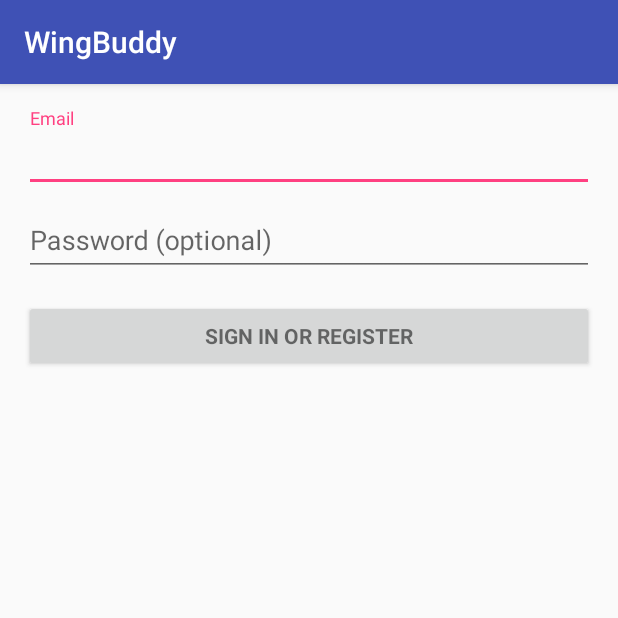
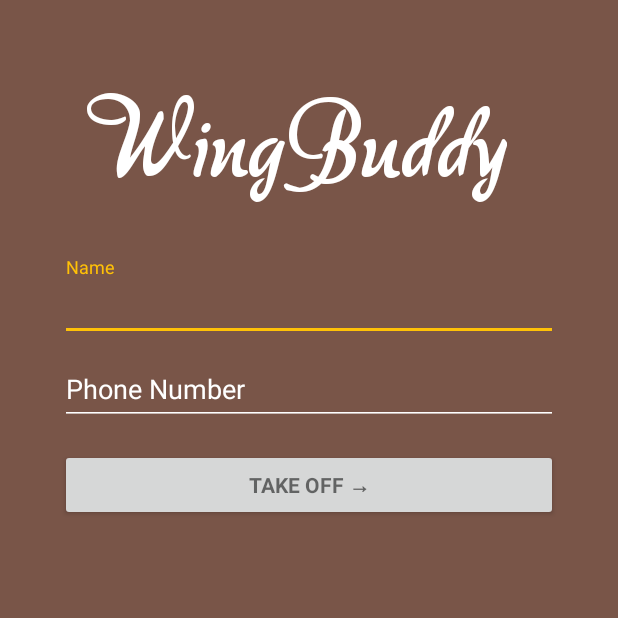
Before and after one commit to jiangshen/WingBuddy, an Android app: the screen it shows after launch (LoginActivity), on a phone screen of 412 x 824 dp, the top half of it. Run offline under Robolectric (Android 15) with nearby library versions, the phone set to English and light mode, and no system bars; 2 statements that could not run were skipped.

Commit message:
Update login activity

```diff
--- a/app/src/main/AndroidManifest.xml
+++ b/app/src/main/AndroidManifest.xml
@@ -15,10 +15,10 @@
         android:theme="@style/AppTheme">
         <activity
             android:name=".LoginActivity"
+            android:theme="@style/AppTheme.Login"
             android:label="@string/app_name">
             <intent-filter>
                 <action android:name="android.intent.action.MAIN" />
-
                 <category android:name="android.intent.category.LAUNCHER" />
             </intent-filter>
         </activity>
--- a/app/src/main/java/codemonkey/wingbuddy/LoginActivity.java
+++ b/app/src/main/java/codemonkey/wingbuddy/LoginActivity.java
@@ -4,6 +4,7 @@ import android.animation.Animator;
 import android.animation.AnimatorListenerAdapter;
 import android.annotation.TargetApi;
 import android.content.pm.PackageManager;
+import android.graphics.Typeface;
 import android.support.annotation.NonNull;
 import android.support.design.widget.Snackbar;
 import android.support.v7.app.AppCompatActivity;
@@ -66,11 +67,17 @@ public class LoginActivity extends AppCompatActivity implements LoaderCallbacks<
     protected void onCreate(Bundle savedInstanceState) {
         super.onCreate(savedInstanceState);
         setContentView(R.layout.activity_login);
+
+        //Custom fonts for welcome text
+        Typeface tf = Typeface.createFromAsset(getAssets(), "akaDora.ttf");
+        TextView tv = (TextView) findViewById(R.id.welcome_text);
+        tv.setTypeface(tf);
+
         // Set up the login form.
-        mEmailView = (AutoCompleteTextView) findViewById(R.id.email);
+        mEmailView = (AutoCompleteTextView) findViewById(R.id.text_user_name);
         populateAutoComplete();
 
-        mPasswordView = (EditText) findViewById(R.id.password);
+        mPasswordView = (EditText) findViewById(R.id.text_phone_number);
         mPasswordView.setOnEditorActionListener(new TextView.OnEditorActionListener() {
             @Override
             public boolean onEditorAction(TextView textView, int id, KeyEvent keyEvent) {
@@ -82,7 +89,7 @@ public class LoginActivity extends AppCompatActivity implements LoaderCallbacks<
             }
         });
 
-        Button mEmailSignInButton = (Button) findViewById(R.id.email_sign_in_button);
+        Button mEmailSignInButton = (Button) findViewById(R.id.button_sign_in);
         mEmailSignInButton.setOnClickListener(new OnClickListener() {
             @Override
             public void onClick(View view) {
--- a/app/src/main/res/layout/activity_login.xml
+++ b/app/src/main/res/layout/activity_login.xml
@@ -8,26 +8,73 @@
     android:paddingLeft="@dimen/activity_horizontal_margin"
     android:paddingRight="@dimen/activity_horizontal_margin"
     android:paddingTop="@dimen/activity_vertical_margin"
+    android:background="@color/colorPrimary"
     tools:context="codemonkey.wingbuddy.LoginActivity">
 
+    <LinearLayout
+        android:orientation="vertical"
+        android:layout_width="match_parent"
+        android:layout_height="wrap_content"
+        android:paddingTop="36dp">
+
+        <TextView
+            android:id="@+id/welcome_text"
+            android:layout_width="wrap_content"
+            android:layout_height="match_parent"
+            android:paddingRight="15dp"
+            android:text="WingBuddy"
+            android:textColor="#fff"
+            android:textSize="64sp"
+            android:layout_gravity="center_horizontal"/>
+
+    </LinearLayout>
+
     <!-- Login progress -->
-    <ProgressBar
+    <!--<ProgressBar-->
+        <!--android:id="@+id/login_progress"-->
+        <!--style="?android:attr/progressBarStyleLarge"-->
+        <!--android:layout_width="wrap_content"-->
+        <!--android:layout_height="wrap_content"-->
+        <!--android:layout_marginBottom="8dp"-->
+        <!--android:visibility="gone" />-->
+
+    <LinearLayout
         android:id="@+id/login_progress"
-        style="?android:attr/progressBarStyleLarge"
         android:layout_width="wrap_content"
         android:layout_height="wrap_content"
-        android:layout_marginBottom="8dp"
-        android:visibility="gone" />
+        android:orientation="vertical"
+        android:layout_marginTop="50dp"
+        android:visibility="gone">
 
-    <ScrollView
+        <ProgressBar
+            style="?android:attr/progressBarStyle"
+            android:layout_width="wrap_content"
+            android:layout_height="wrap_content"
+            android:layout_marginBottom="16dp"
+            android:layout_gravity="center_horizontal" />
+
+        <TextView
+            android:layout_width="wrap_content"
+            android:layout_height="wrap_content"
+            android:text="Just a moment..."
+            android:textColor="#fff"
+            android:textSize="16sp"
+            android:layout_gravity="center_horizontal" />
+
+    </LinearLayout>
+
+    <RelativeLayout
         android:id="@+id/login_form"
         android:layout_width="match_parent"
-        android:layout_height="match_parent">
+        android:layout_height="match_parent" >
 
         <LinearLayout
             android:id="@+id/email_login_form"
             android:layout_width="match_parent"
             android:layout_height="wrap_content"
+            android:layout_marginTop="36dp"
+            android:layout_marginRight="24dp"
+            android:layout_marginLeft="24dp"
             android:orientation="vertical">
 
             <android.support.design.widget.TextInputLayout
@@ -35,13 +82,15 @@
                 android:layout_height="wrap_content">
 
                 <AutoCompleteTextView
-                    android:id="@+id/email"
+                    android:id="@+id/text_user_name"
                     android:layout_width="match_parent"
                     android:layout_height="wrap_content"
-                    android:hint="@string/prompt_email"
-                    android:inputType="textEmailAddress"
+                    android:hint="Name"
+                    android:inputType="textPersonName"
                     android:maxLines="1"
-                    android:singleLine="true" />
+                    android:imeOptions="actionNext"
+                    android:singleLine="true"
+                    android:textColor="#fff" />
 
             </android.support.design.widget.TextInputLayout>
 
@@ -50,28 +99,38 @@
                 android:layout_height="wrap_content">
 
                 <EditText
-                    android:id="@+id/password"
+                    android:id="@+id/text_phone_number"
                     android:layout_width="match_parent"
                     android:layout_height="wrap_content"
-                    android:hint="@string/prompt_password"
+                    android:hint="Phone Number"
                     android:imeActionId="@+id/login"
                     android:imeActionLabel="@string/action_sign_in_short"
                     android:imeOptions="actionUnspecified"
-                    android:inputType="textPassword"
+                    android:inputType="phone"
                     android:maxLines="1"
-                    android:singleLine="true" />
+                    android:singleLine="true"
+                    android:textColor="#fff"/>
 
             </android.support.design.widget.TextInputLayout>
 
             <Button
-                android:id="@+id/email_sign_in_button"
+                android:id="@+id/button_sign_in"
                 style="?android:textAppearanceSmall"
                 android:layout_width="match_parent"
                 android:layout_height="wrap_content"
                 android:layout_marginTop="16dp"
-                android:text="@string/action_sign_in"
+                android:text="Take off →"
                 android:textStyle="bold" />
 
         </LinearLayout>
-    </ScrollView>
+
+        <TextView
+            android:layout_width="wrap_content"
+            android:layout_height="wrap_content"
+            android:text="CodeMonkey ❤ HackEmory"
+            android:textSize="14sp"
+            android:textColor="#00A1887F"
+            android:layout_alignParentBottom="true"
+            android:layout_centerHorizontal="true"/>
+    </RelativeLayout>
 </LinearLayout>
--- a/app/src/main/res/values/colors.xml
+++ b/app/src/main/res/values/colors.xml
@@ -1,6 +1,10 @@
 <?xml version="1.0" encoding="utf-8"?>
 <resources>
-    <color name="colorPrimary">#3F51B5</color>
-    <color name="colorPrimaryDark">#303F9F</color>
-    <color name="colorAccent">#FF4081</color>
+    <color name="colorPrimary">#795548</color>
+    <color name="colorPrimaryDark">#5D4037</color>
+    <color name="colorPrimaryLight">#A1887F</color>
+    <color name="colorAccent">#8BC34A</color>
+    <color name="colorAlternate">#607D8B</color>
+    <color name="colorAlternateDark">#455A64</color>
+    <color name="colorBackground">#e0e0e0</color>
 </resources>
--- a/app/src/main/res/values/strings.xml
+++ b/app/src/main/res/values/strings.xml
@@ -2,10 +2,10 @@
     <string name="app_name">WingBuddy</string>
 
     <!-- Strings related to login -->
-    <string name="prompt_email">Email</string>
-    <string name="prompt_password">Password (optional)</string>
+    <string name="prompt_email">Name</string>
+    <string name="prompt_password">Phone Number</string>
     <string name="action_sign_in">Sign in or register</string>
-    <string name="action_sign_in_short">Sign in</string>
+    <string name="action_sign_in_short">Take off</string>
     <string name="error_invalid_email">This email address is invalid</string>
     <string name="error_invalid_password">This password is too short</string>
     <string name="error_incorrect_password">This password is incorrect</string>
--- a/app/src/main/res/values/styles.xml
+++ b/app/src/main/res/values/styles.xml
@@ -8,4 +8,17 @@
         <item name="colorAccent">@color/colorAccent</item>
     </style>
 
+    <!-- Login theme -->
+    <style name="AppTheme.Login" parent="Theme.AppCompat.Light.NoActionBar">
+        <!-- Customize your theme here. -->
+        <item name="colorPrimary">@color/colorPrimary</item>
+        <item name="colorPrimaryDark">@color/colorPrimaryDark</item>
+        <item name="colorAccent">@color/colorAccent</item>
+        <!-- TextLayout Colors -->
+        <item name="android:textColorHint">#fff</item>
+        <item name="colorControlNormal">#fff</item>
+        <item name="colorControlActivated">#ffc107</item>
+        <item name="colorControlHighlight">#fff</item>
+    </style>
+
 </resources>
```
Also changed, not shown: 1 other file.
